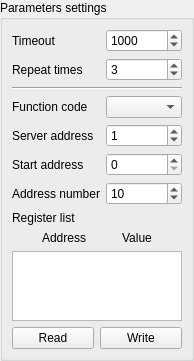
Above: src/modbus/common/SAKModbusCommonClientSection.ui from x-tools-author/x-tools before the change. Below: the same form after it.
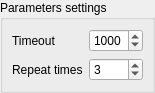
That is the form after the change.

Commit message: refactor: update modbus debugger ui

The edit to the form file:
```diff
--- a/src/modbus/common/SAKModbusCommonClientSection.ui
+++ b/src/modbus/common/SAKModbusCommonClientSection.ui
@@ -6,14 +6,14 @@
    <rect>
     <x>0</x>
     <y>0</y>
-    <width>194</width>
-    <height>335</height>
+    <width>117</width>
+    <height>65</height>
    </rect>
   </property>
   <property name="windowTitle">
    <string notr="true">Form</string>
   </property>
-  <layout class="QVBoxLayout" name="verticalLayout">
+  <layout class="QGridLayout" name="gridLayout">
    <property name="leftMargin">
     <number>0</number>
    </property>
@@ -26,10 +26,10 @@
    <property name="bottomMargin">
     <number>0</number>
    </property>
-   <item>
+   <item row="0" column="0">
     <widget class="QGroupBox" name="cmdGroupBox">
      <property name="sizePolicy">
-      <sizepolicy hsizetype="Preferred" vsizetype="Expanding">
+      <sizepolicy hsizetype="Preferred" vsizetype="Preferred">
        <horstretch>0</horstretch>
        <verstretch>0</verstretch>
       </sizepolicy>
@@ -37,7 +37,7 @@
      <property name="title">
       <string>Parameters settings</string>
      </property>
-     <layout class="QGridLayout" name="gridLayout">
+     <layout class="QGridLayout" name="gridLayout_2">
       <item row="0" column="0">
        <widget class="QLabel" name="label_8">
         <property name="sizePolicy">
@@ -90,208 +90,6 @@
         </property>
        </widget>
       </item>
-      <item row="2" column="0" colspan="2">
-       <widget class="Line" name="line">
-        <property name="orientation">
-         <enum>Qt::Horizontal</enum>
-        </property>
-       </widget>
-      </item>
-      <item row="3" column="0">
-       <widget class="QLabel" name="label_7">
-        <property name="sizePolicy">
-         <sizepolicy hsizetype="Fixed" vsizetype="Preferred">
-          <horstretch>0</horstretch>
-          <verstretch>0</verstretch>
-         </sizepolicy>
-        </property>
-        <property name="text">
-         <string>Function code</string>
-        </property>
-       </widget>
-      </item>
-      <item row="3" column="1">
-       <widget class="QComboBox" name="functionCodeComboBox">
-        <property name="sizePolicy">
-         <sizepolicy hsizetype="Ignored" vsizetype="Fixed">
-          <horstretch>0</horstretch>
-          <verstretch>0</verstretch>
-         </sizepolicy>
-        </property>
-       </widget>
-      </item>
-      <item row="4" column="0">
-       <widget class="QLabel" name="label_12">
-        <property name="sizePolicy">
-         <sizepolicy hsizetype="Fixed" vsizetype="Preferred">
-          <horstretch>0</horstretch>
-          <verstretch>0</verstretch>
-         </sizepolicy>
-        </property>
-        <property name="text">
-         <string>Server address</string>
-        </property>
-       </widget>
-      </item>
-      <item row="4" column="1">
-       <widget class="QSpinBox" name="clientAddressSpinBox">
-        <property name="sizePolicy">
-         <sizepolicy hsizetype="Preferred" vsizetype="Fixed">
-          <horstretch>0</horstretch>
-          <verstretch>0</verstretch>
-         </sizepolicy>
-        </property>
-        <property name="minimum">
-         <number>0</number>
-        </property>
-        <property name="maximum">
-         <number>247</number>
-        </property>
-        <property name="value">
-         <number>1</number>
-        </property>
-       </widget>
-      </item>
-      <item row="5" column="0">
-       <widget class="QLabel" name="label_13">
-        <property name="sizePolicy">
-         <sizepolicy hsizetype="Fixed" vsizetype="Preferred">
-          <horstretch>0</horstretch>
-          <verstretch>0</verstretch>
-         </sizepolicy>
-        </property>
-        <property name="text">
-         <string>Start address</string>
-        </property>
-       </widget>
-      </item>
-      <item row="6" column="0">
-       <widget class="QLabel" name="label_14">
-        <property name="sizePolicy">
-         <sizepolicy hsizetype="Fixed" vsizetype="Preferred">
-          <horstretch>0</horstretch>
-          <verstretch>0</verstretch>
-         </sizepolicy>
-        </property>
-        <property name="text">
-         <string>Address number</string>
-        </property>
-       </widget>
-      </item>
-      <item row="9" column="0" colspan="2">
-       <widget class="QTableWidget" name="readWriteValuesTableWidget">
-        <property name="sizePolicy">
-         <sizepolicy hsizetype="Ignored" vsizetype="Expanding">
-          <horstretch>0</horstretch>
-          <verstretch>0</verstretch>
-         </sizepolicy>
-        </property>
-       </widget>
-      </item>
-      <item row="10" column="0" colspan="2">
-       <widget class="QWidget" name="widget" native="true">
-        <property name="minimumSize">
-         <size>
-          <width>0</width>
-          <height>0</height>
-         </size>
-        </property>
-        <layout class="QHBoxLayout" name="horizontalLayout_2">
-         <property name="leftMargin">
-          <number>0</number>
-         </property>
-         <property name="topMargin">
-          <number>0</number>
-         </property>
-         <property name="rightMargin">
-          <number>0</number>
-         </property>
-         <property name="bottomMargin">
-          <number>0</number>
-         </property>
-         <item>
-          <widget class="QPushButton" name="sendReadRequestPushButton">
-           <property name="text">
-            <string>Read</string>
-           </property>
-          </widget>
-         </item>
-         <item>
-          <widget class="QPushButton" name="sendWriteRequestPushButton">
-           <property name="text">
-            <string>Write</string>
-           </property>
-          </widget>
-         </item>
-        </layout>
-       </widget>
-      </item>
-      <item row="7" column="0" colspan="2">
-       <widget class="QLabel" name="label_15">
-        <property name="sizePolicy">
-         <sizepolicy hsizetype="Fixed" vsizetype="Preferred">
-          <horstretch>0</horstretch>
-          <verstretch>0</verstretch>
-         </sizepolicy>
-        </property>
-        <property name="text">
-         <string>Register list</string>
-        </property>
-       </widget>
-      </item>
-      <item row="8" column="0" colspan="2">
-       <layout class="QHBoxLayout" name="horizontalLayout">
-        <item>
-         <widget class="QLabel" name="label_18">
-          <property name="sizePolicy">
-           <sizepolicy hsizetype="Fixed" vsizetype="Preferred">
-            <horstretch>0</horstretch>
-            <verstretch>0</verstretch>
-           </sizepolicy>
-          </property>
-          <property name="text">
-           <string>Address</string>
-          </property>
-          <property name="alignment">
-           <set>Qt::AlignCenter</set>
-          </property>
-         </widget>
-        </item>
-        <item>
-         <widget class="QLabel" name="label_10">
-          <property name="sizePolicy">
-           <sizepolicy hsizetype="Fixed" vsizetype="Preferred">
-            <horstretch>0</horstretch>
-            <verstretch>0</verstretch>
-           </sizepolicy>
-          </property>
-          <property name="text">
-           <string>Value</string>
-          </property>
-          <property name="alignment">
-           <set>Qt::AlignCenter</set>
-          </property>
-         </widget>
-        </item>
-       </layout>
-      </item>
-      <item row="5" column="1">
-       <widget class="QSpinBox" name="startAddressSpinBox">
-        <property name="maximum">
-         <number>65535</number>
-        </property>
-       </widget>
-      </item>
-      <item row="6" column="1">
-       <widget class="QSpinBox" name="registerNumberSpinBox">
-        <property name="maximum">
-         <number>124</number>
-        </property>
-        <property name="value">
-         <number>10</number>
-        </property>
-       </widget>
-      </item>
      </layout>
     </widget>
    </item>
```
The commit also changes 9 other files.
